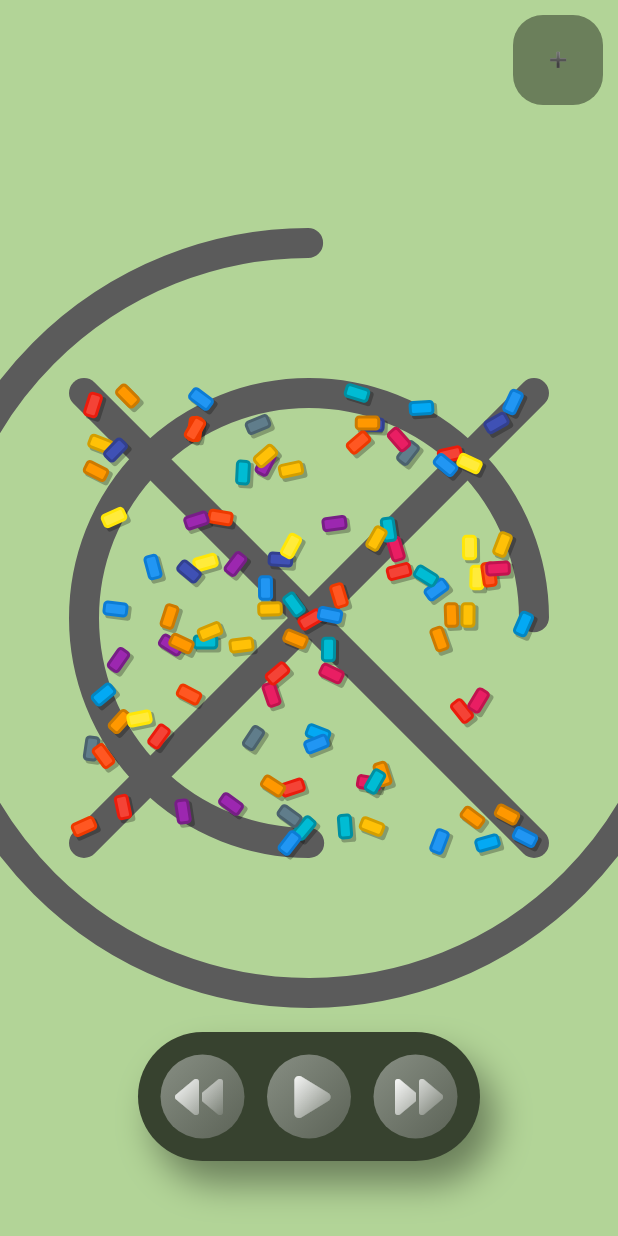
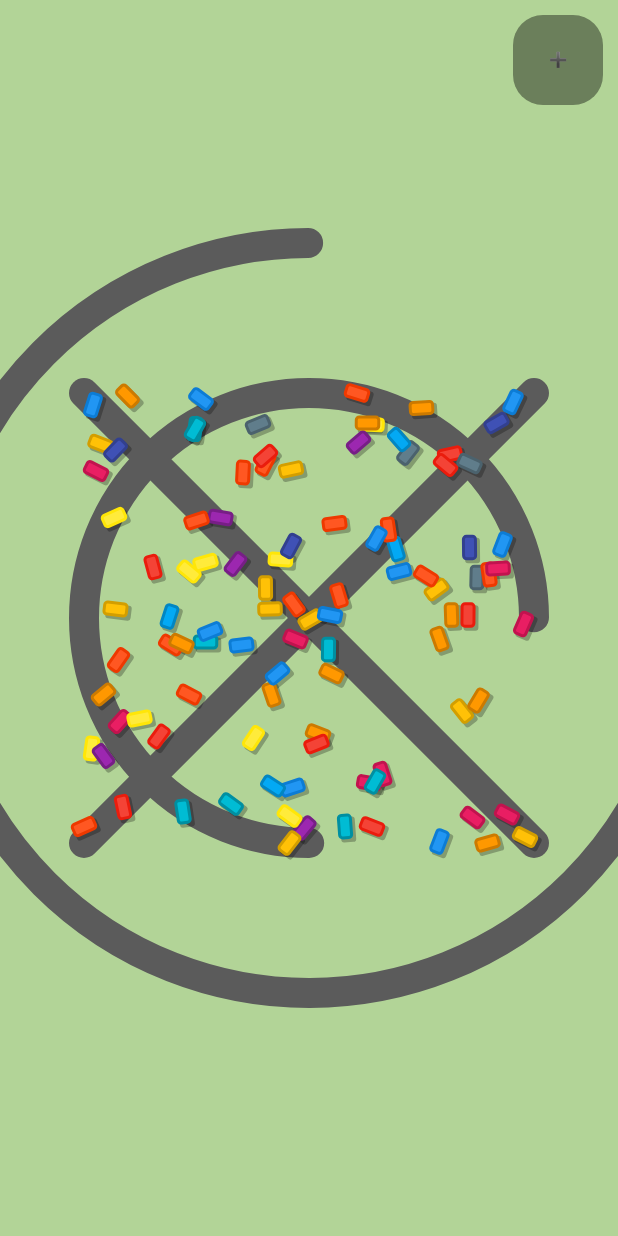
Before and after one commit to cam-charlie/autonomous-trucking, a Flutter app: the screen it shows after launch, on a phone screen of 412 x 824 dp. Run offline on Flutter 3.47's test engine with Material 2 defaults, Android fonts, the light colour scheme and no system bars; our stand-ins replace equatable, font_awesome_flutter, sprintf; missing offline and left inert: grpc, protobuf.

Commit message:
Added AppController to integrate data streaming and visualisation

```diff
--- /dev/null
+++ b/frontend/lib/app_controller.dart
@@ -0,0 +1,87 @@
+import 'dart:math';
+import 'dart:ui';
+import 'package:flutter/animation.dart';
+import 'package:flutter/cupertino.dart';
+import 'package:flutter/scheduler.dart';
+import 'package:frontend/state/communication/Backend.dart';
+import 'package:frontend/state/simulation.dart';
+import 'state/vehicle.dart';
+import 'package:frontend/constants.dart' as constants;
+
+SimulationState? getState(double t) => constants.exampleState;
+
+/// the camera translation is handled by the MoveDetector.
+/// this class stores the current timestamp, playback speed, and any selected cars
+class AppController extends ChangeNotifier {
+  SimulationState get state => _latestState;
+
+  bool get buffering => bufferingNotifier.value;
+
+  bool get pointerIsActive => activityNotifier.value;
+
+  bool get playing => _playing;
+
+  late final ValueNotifier<bool> activityNotifier;
+  late SimulationState _latestState;
+  late final ValueNotifier<bool> bufferingNotifier;
+  VID? _selectedVehicle = null;
+  double _currentTime = 0;
+  double _playbackSpeed = 1;
+  bool _playing = true;
+
+  late final Ticker _ticker;
+
+  AppController(TickerProvider tickerProvider) {
+    _ticker = tickerProvider.createTicker(_tick);
+    bufferingNotifier = ValueNotifier(false);
+    activityNotifier = ValueNotifier(false);
+  }
+
+  _tick(Duration elapsed) {
+    _currentTime += _playbackSpeed * elapsed.inMicroseconds * 1000 * 1000;
+    // TODO: use actual `getState` when its finished
+    SimulationState? s = getState(_currentTime);
+    bufferingNotifier.value = s == null;
+    if (!buffering) {
+      _latestState = s!;
+    }
+  }
+
+  onSpeedup() {
+    _playbackSpeed += 0.25;
+  }
+
+  onPlayPause() {
+    _playing = !_playing;
+  }
+
+  onSlowdown() {
+    _playbackSpeed = min(0.25, _playbackSpeed - 0.25);
+  }
+
+  @override
+  void dispose() {
+    _ticker.dispose();
+    super.dispose();
+  }
+
+  // TODO: change use of `state` to whatever internal thing we use
+  void onTap(Offset tapPosition) {
+    // TODO: find closest vehicle to tap within radius
+    final VID? closestVehicle = _findClosestVehicle(tapPosition);
+    _selectedVehicle = closestVehicle;
+  }
+
+  VID? _findClosestVehicle(Offset position) {
+    double closestDistance = double.infinity;
+    VID? closestVehicle;
+    for (Vehicle v in state.vehicles) {
+      final d = (position - v.position).distance;
+      if (d < constants.vehicleSelectionRadius && d < closestDistance) {
+        closestDistance = d;
+        closestVehicle = v.id;
+      }
+    }
+    return closestVehicle;
+  }
+}
--- a/frontend/lib/main.dart
+++ b/frontend/lib/main.dart
@@ -1,9 +1,11 @@
 import 'package:flutter/material.dart';
+import 'package:frontend/app_controller.dart';
 import 'package:frontend/widgets/simulation/interactive_simulation.dart';
 import 'package:frontend/widgets/ui/control.dart';
 import 'package:frontend/widgets/ui/inactivity_detector.dart';
-import 'package:frontend/widgets/ui/ui_overlay.dart';
 import 'package:frontend/widgets/ui/comms_widget.dart';
+
+import 'widgets/ui/buffer_overlay.dart';
 
 void main() {
   runApp(TruckingApp());
@@ -16,26 +18,41 @@
   State<TruckingApp> createState() => _TruckingAppState();
 }
 
-class _TruckingAppState extends State<TruckingApp> {
-  bool _controlVisible = true;
+class _TruckingAppState extends State<TruckingApp> with SingleTickerProviderStateMixin {
+  late final AppController _controller;
 
+  @override
+  void initState() {
+    super.initState();
+    _controller = AppController(this);
+  }
+
+  @override
+  void dispose() {
+    _controller.dispose();
+    super.dispose();
+  }
+
+  // TODO: change `setState` to `AnimatedBuilder` on `ValueNotifier`
   @override
   Widget build(BuildContext context) {
     return MaterialApp(
       home: InactivityDetector(
-        onActivity: () => setState(() => _controlVisible = true),
-        onInactivity: () => setState(() => _controlVisible = false),
-        inactiveTimeout: const Duration(seconds: 1),
+        onActivity: () => setState(() => _controller.activityNotifier.value = true),
+        onInactivity: () => setState(() => _controller.activityNotifier.value = false),
+        inactiveTimeout: const Duration(seconds: 2),
         child: Stack(
           children: [
-            Positioned.fill(child: InteractiveSimulation()),
-            // Positioned.fill(
-            UIOverlay(
-              controlVisible: _controlVisible,
+            const Positioned.fill(child: InteractiveSimulation()),
+            const BufferOverlay(buffering: true),
+            ControlUI(
+              playing: _controller.playing,
+              mouseActive: _controller.activityNotifier.value,
+              onPlayPause: () => setState(() => _controller.onPlayPause()),
+              onBackwards: () => setState(() => _controller.onSlowdown()),
+              onForwards: () => setState(() => _controller.onSpeedup()),
             ),
-            CommsWidget(),
-
-            // ),
+            const CommsWidget(),
           ],
         ),
       ),
--- a/frontend/lib/widgets/simulation/interactive_simulation.dart
+++ b/frontend/lib/widgets/simulation/interactive_simulation.dart
@@ -46,15 +46,22 @@
 
   @override
   Widget build(BuildContext context) {
+    return LayoutBuilder(
+      builder: (BuildContext context, BoxConstraints constraints) {
         return MoveDetector(
+          size: constraints.biggest,
           controller: _controller,
+          // onTap:
           child: AnimatedBuilder(
             animation: _controller,
-        builder: (BuildContext context, _) => SimulationVisualisation(
+            builder: (BuildContext context, _) =>
+                SimulationVisualisation(
                   state: constants.exampleState,
                   transform: _controller.transform,
                 ),
           ),
         );
       }
+    );
   }
+}
--- a/frontend/lib/widgets/simulation/move_detector/move_detector.dart
+++ b/frontend/lib/widgets/simulation/move_detector/move_detector.dart
@@ -6,13 +6,20 @@
 
 class MoveDetector extends StatelessWidget {
   final MoveDetectorController controller;
+  final Size? size;
   final Widget? child;
 
-  const MoveDetector({required this.controller, this.child, super.key});
+  const MoveDetector(
+      {required this.controller, this.size, this.child, super.key});
+
+  void onTap(TapUpDetails details) {
+    if (size != null) controller.tap(details, size!);
+  }
 
   @override
   Widget build(BuildContext context) {
     return GestureDetector(
+      onTapUp: onTap,
       onScaleStart: controller.scaleStart,
       onScaleUpdate: controller.scaleUpdate,
       onScaleEnd: controller.scaleEnd,
--- /dev/null
+++ b/frontend/lib/widgets/ui/buffer_overlay.dart
@@ -0,0 +1,23 @@
+import 'package:flutter/material.dart';
+
+class BufferOverlay extends StatelessWidget {
+  final bool buffering;
+  const BufferOverlay(
+      {required this.buffering, super.key});
+
+  @override
+  Widget build(BuildContext context) {
+    return IgnorePointer(
+      child: AnimatedOpacity(
+        duration: const Duration(milliseconds: 100),
+        opacity: buffering ? 0 : 1,
+        child: Container(
+          color: const Color(0xcc000000),
+          child: const Center(
+            child: CircularProgressIndicator(),
+          ),
+        ),
+      ),
+    );
+  }
+}
--- a/frontend/lib/widgets/ui/control.dart
+++ b/frontend/lib/widgets/ui/control.dart
@@ -4,15 +4,21 @@
 import 'package:frontend/constants.dart' as constants;
 import 'package:frontend/widgets/ui/control_button.dart';
 
+class ControlUI extends StatefulWidget {
+  const ControlUI(
+      {required this.playing,
+      this.mouseActive = true,
+      this.onBackwards,
+      this.onPlayPause,
+      this.onForwards,
+      super.key});
 
+  final VoidCallback? onBackwards;
+  final VoidCallback? onPlayPause;
+  final VoidCallback? onForwards;
 
-abstract class ControlItem extends Widget {}
-
-class ControlUI extends StatefulWidget {
-  ControlUI({required this.children, this.visible = true, super.key});
-
-  final List<Widget> children;
-  final bool visible;
+  final bool playing;
+  final bool mouseActive;
 
   @override
   State<ControlUI> createState() => _ControlUIState();
@@ -21,14 +27,21 @@
 class _ControlUIState extends State<ControlUI> {
   _ControlUIState();
 
-  bool get visible => widget.visible;
-  bool playing = false;
+  bool get visible => widget.mouseActive || _hover;
+  bool _hover = false;
 
   @override
   Widget build(BuildContext context) {
-    return AnimatedContainer(
-      transform:
-          visible ? Matrix4.identity() : Matrix4.translationValues(0, 200, 0),
+    return Align(
+      alignment: Alignment.bottomCenter,
+      child: MouseRegion(
+        onEnter: (_) => setState(() => _hover = true),
+        onExit: (_) => setState(() => _hover = false),
+        child: GestureDetector(
+          child: AnimatedContainer(
+            transform: visible
+                ? Matrix4.identity()
+                : Matrix4.translationValues(0, 200, 0),
             duration: const Duration(milliseconds: 500),
             curve: !visible ? Curves.easeInBack : Curves.easeOutBack,
             child: AnimatedScale(
@@ -46,25 +59,37 @@
                               blurRadius: 20,
                               offset: Offset(10, 15)),
                         ],
-                  color: constants.opaqueUIColour,
+                        color: constants.transparentUiColour,
                         borderRadius: BorderRadius.circular(50)),
                     child: Row(
-                // children: widget.children,
                       mainAxisSize: MainAxisSize.min,
-
                       children: [
-                  ControlButton(icon: FontAwesomeIcons.backward,
-                    align: FractionalOffset(0.4, 0.5),),
-                  SizedBox(width: 15),
                         ControlButton(
-                    icon: playing ? FontAwesomeIcons.pause : FontAwesomeIcons.play,
-                    onTap: () => setState(() => playing = !playing),
-                    align: playing ? Alignment.center : FractionalOffset(0.6, 0.5),
+                          icon: FontAwesomeIcons.backward,
+                          align: const FractionalOffset(0.4, 0.5),
+                          onTap: widget.onBackwards,
                         ),
-                  SizedBox(width: 15),
-                  ControlButton(icon: FontAwesomeIcons.forward, align: FractionalOffset(0.6, 0.5),),
+                        const SizedBox(width: 15),
+                        ControlButton(
+                          icon: widget.playing
+                              ? FontAwesomeIcons.pause
+                              : FontAwesomeIcons.play,
+                          onTap: widget.onPlayPause,
+                          align: widget.playing
+                              ? Alignment.center
+                              : const FractionalOffset(0.6, 0.5),
+                        ),
+                        const SizedBox(width: 15),
+                        ControlButton(
+                          icon: FontAwesomeIcons.forward,
+                          align: const FractionalOffset(0.6, 0.5),
+                          onTap: widget.onForwards,
+                        ),
                       ],
                     )),
+              ),
+            ),
+          ),
         ),
       ),
     );
--- a/frontend/lib/widgets/ui/control_button.dart
+++ b/frontend/lib/widgets/ui/control_button.dart
@@ -30,9 +30,11 @@
         onTap: widget.onTap,
         behavior: HitTestBehavior.translucent,
         child: AnimatedScale(
-          duration: Duration(milliseconds: 400),
+          duration: const Duration(milliseconds: 400),
           scale: scale,
           curve: Curves.elasticOut,
+          child: Opacity(
+            opacity: 0.9,
             child: Container(
               width: 56,
               height: 56,
@@ -66,6 +68,7 @@
             ),
           ),
         ),
+      ),
     );
   }
 }
--- a/frontend/lib/widgets/ui/ui_overlay.dart
+++ /dev/null
@@ -1,25 +0,0 @@
-import 'package:flutter/material.dart';
-import 'package:frontend/widgets/ui/inactivity_detector.dart';
-
-import 'control.dart';
-
-class UIOverlay extends StatefulWidget {
-  UIOverlay({this.controlVisible = true, super.key});
-  final bool controlVisible;
-
-  @override
-  State<UIOverlay> createState() => _UIOverlayState();
-}
-
-class _UIOverlayState extends State<UIOverlay> {
-  @override
-  Widget build(BuildContext context) {
-    return Align(
-      alignment: Alignment.bottomCenter,
-      child: ControlUI(
-        visible: widget.controlVisible,
-        children: [],
-      ),
-    );
-  }
-}
```
Also changed, not shown: frontend/lib/widgets/simulation/move_detector/move_detector_controller.dart (+37 -2 lines), 1 other file. Lines whose indentation alone changed are shown as unchanged.
